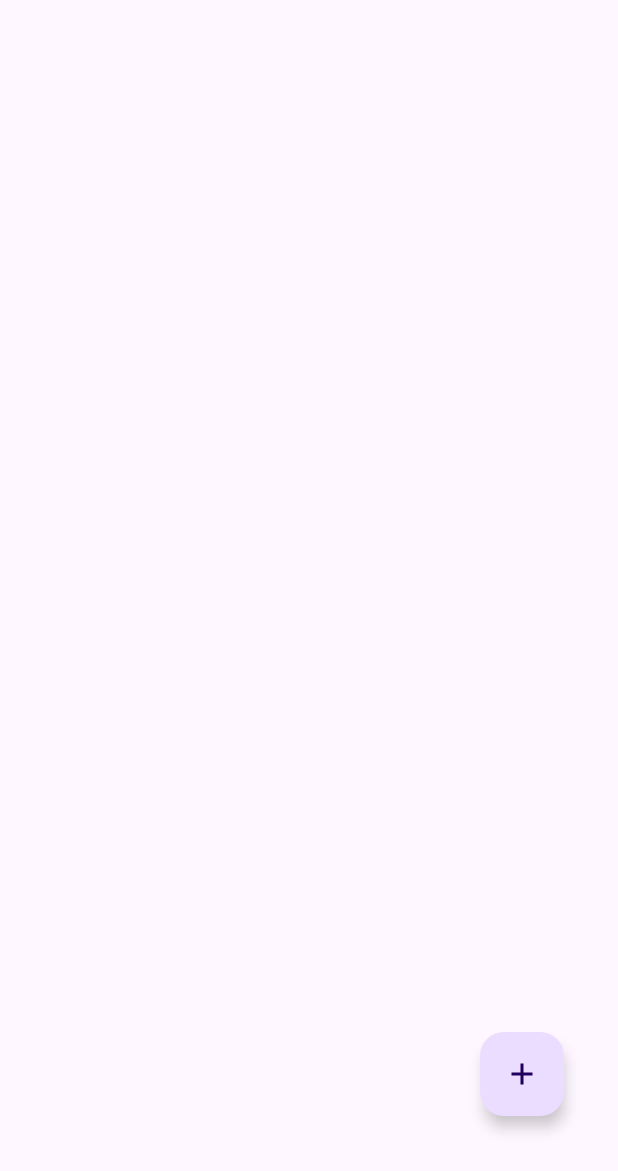
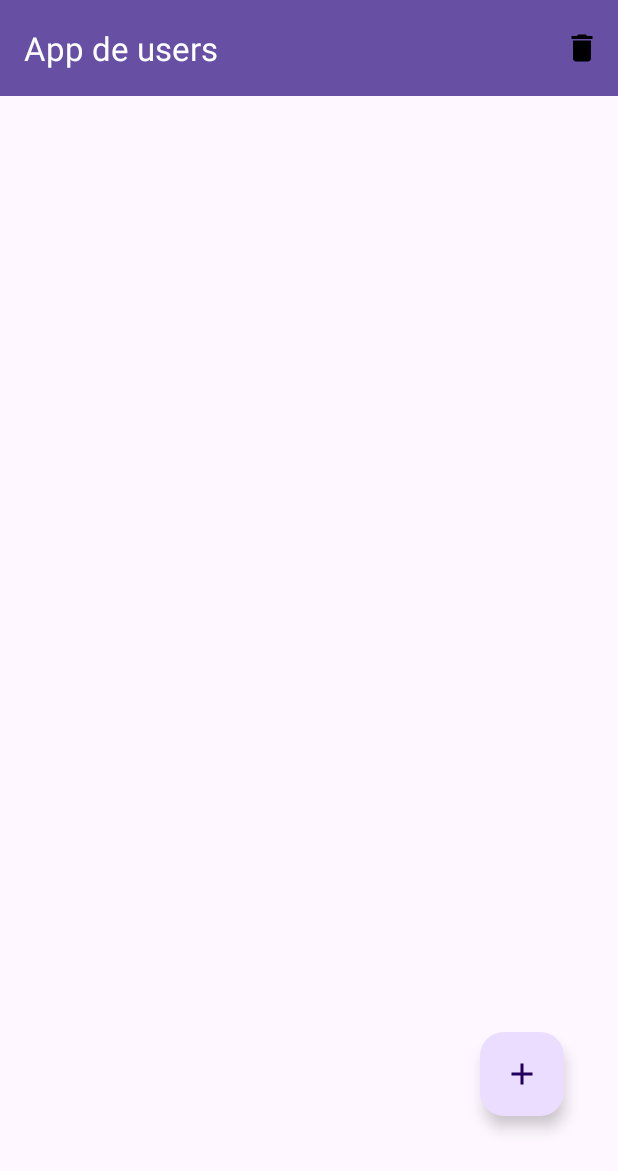
Before and after one commit to marresf10/ClassAppMovil, an Android app: the screen it shows after launch (MainActivity), on a phone screen of 412 x 824 dp. Shown: the top 1171 px of the screen. Run offline under Robolectric (Android 15) with nearby library versions, the phone set to English and light mode, and no system bars; our stand-ins replace Firebase (no records; nobody signed in at launch, a user with empty details on screens opened directly).

Commit message:
delete all users finished

```diff
--- a/app/src/main/java/com/idgs07/firebase/MainActivity.kt
+++ b/app/src/main/java/com/idgs07/firebase/MainActivity.kt
@@ -26,76 +26,51 @@ import com.idgs07.firebase.databinding.ActivityMainBinding
 
 class MainActivity : AppCompatActivity() {
 
-    lateinit var mainBinding : ActivityMainBinding
+    lateinit var mainBinding: ActivityMainBinding
 
-    //Retrieving
-    val database: FirebaseDatabase = FirebaseDatabase.getInstance()
-    val myReference: DatabaseReference = database.reference.child("MyUsers")
-
-    //Retrieving data 2
-    val userList = ArrayList<Users>()
-    lateinit var usersAdapter: UsersAdapter
+    // Firebase
+    private val database: FirebaseDatabase = FirebaseDatabase.getInstance()
+    private val myReference: DatabaseReference = database.reference.child("MyUsers")
+    private val userList = ArrayList<Users>()
+    private lateinit var usersAdapter: UsersAdapter
 
     override fun onCreate(savedInstanceState: Bundle?) {
+        super.onCreate(savedInstanceState)
         mainBinding = ActivityMainBinding.inflate(layoutInflater)
-        super.onCreate(savedInstanceState)
-        val view = mainBinding.root
-        setContentView(view)
-        enableEdgeToEdge()
+        setContentView(mainBinding.root)
 
-        mainBinding.floatingActionButton.setOnClickListener{
-            val intent  = Intent (this, AddUsersActivity::class.java)
+        //declarar toolbar
+        setSupportActionBar(mainBinding.toolbar)
+
+        mainBinding.floatingActionButton.setOnClickListener {
+            val intent = Intent(this, AddUsersActivity::class.java)
             startActivity(intent)
         }
 
         retrievingDataFromDatabase()
 
-        ItemTouchHelper(object : ItemTouchHelper.SimpleCallback(
-            0, ItemTouchHelper.LEFT or ItemTouchHelper.RIGHT
-        ) {
-            override fun onMove(
-                recyclerView: RecyclerView,
-                viewHolder: RecyclerView.ViewHolder,
-                target: RecyclerView.ViewHolder
-            ): Boolean {
-                TODO("NOT YET IMPLEMENTED")
-            }
+        ItemTouchHelper(object : ItemTouchHelper.SimpleCallback(0, ItemTouchHelper.LEFT or ItemTouchHelper.RIGHT) {
+            override fun onMove(recyclerView: RecyclerView, viewHolder: RecyclerView.ViewHolder, target: RecyclerView.ViewHolder) = false
 
             override fun onSwiped(viewHolder: RecyclerView.ViewHolder, direction: Int) {
-                //viewHolder.adapterPosition
-
                 val id = usersAdapter.getUserId(viewHolder.adapterPosition)
                 myReference.child(id).removeValue()
-                Toast.makeText(applicationContext, "The user was deleted",
-                    Toast.LENGTH_SHORT).show()
+                Toast.makeText(applicationContext, "The user was deleted", Toast.LENGTH_SHORT).show()
             }
         }).attachToRecyclerView(mainBinding.recyclerView)
-        //Finished
     }
 
-
-    fun retrievingDataFromDatabase() {
+    private fun retrievingDataFromDatabase() {
         myReference.addValueEventListener(object : ValueEventListener {
             override fun onDataChange(snapshot: DataSnapshot) {
                 userList.clear()
                 for (eachUser in snapshot.children) {
                     val user = eachUser.getValue(Users::class.java)
-                    if (user != null) {
-                        println("UserId: ${user.userId}")
-                        println("UserId: ${user.userName}")
-                        println("UserId: ${user.userAge}")
-                        println("UserId: ${user.userEmail}")
-                        println("****************************")
-
-                        //Class 2
-                        userList.add(user)
-                    }
-
-                    //Class2
-                    usersAdapter = UsersAdapter(this@MainActivity, userList)
-                    mainBinding.recyclerView.layoutManager = LinearLayoutManager(this@MainActivity)
-                    mainBinding.recyclerView.adapter = usersAdapter
+                    if (user != null) userList.add(user)
                 }
+                usersAdapter = UsersAdapter(this@MainActivity, userList)
+                mainBinding.recyclerView.layoutManager = LinearLayoutManager(this@MainActivity)
+                mainBinding.recyclerView.adapter = usersAdapter
             }
 
             override fun onCancelled(error: DatabaseError) {
@@ -110,32 +85,27 @@ class MainActivity : AppCompatActivity() {
     }
 
     override fun onOptionsItemSelected(item: MenuItem): Boolean {
-        if(item.itemId == R.id.deleteAll){
+        if (item.itemId == R.id.deleteAll) {
             showDialogMessage()
         }
         return super.onOptionsItemSelected(item)
     }
 
-    fun showDialogMessage() {
-        val dialogMessage = AlertDialog.Builder(this)
-        dialogMessage.setTitle("Delete all users")
-        dialogMessage.setMessage(
-            "If you click yes, all users will be deleted, " +
-                    "if you want to delete a specific user swipe the item you want to delete"
-        )
-        dialogMessage.setNegativeButton("Cancel") { dialogInterface, i ->
-
-        }
-        dialogMessage.setPositiveButton("Yes") { dialogInterface, i ->
-            myReference.removeValue().addOnCompleteListener { task ->
-                if (task.isSuccessful) {
-                    usersAdapter.notifyDataSetChanged()
-                    Toast.makeText(applicationContext, "All users deleted successfully", Toast.LENGTH_SHORT).show()
+    private fun showDialogMessage() {
+        AlertDialog.Builder(this)
+            .setTitle("Delete all users")
+            .setMessage("If you click yes, all users will be deleted. If you want to delete a specific user, swipe the item.")
+            .setNegativeButton("Cancel", null)
+            .setPositiveButton("Yes") { _, _ ->
+                myReference.removeValue().addOnCompleteListener { task ->
+                    if (task.isSuccessful) {
+                        usersAdapter.notifyDataSetChanged()
+                        Toast.makeText(applicationContext, "All users deleted successfully", Toast.LENGTH_SHORT).show()
+                    }
                 }
             }
-        }
-        dialogMessage.create().show()
+            .create()
+            .show()
     }
 
-
 }
--- a/app/src/main/res/layout/activity_main.xml
+++ b/app/src/main/res/layout/activity_main.xml
@@ -7,14 +7,26 @@
     android:layout_height="match_parent"
     tools:context=".MainActivity">
 
+    <androidx.appcompat.widget.Toolbar
+        android:id="@+id/toolbar"
+        android:layout_width="0dp"
+        android:layout_height="?attr/actionBarSize"
+        android:background="?attr/colorPrimary"
+        android:theme="@style/ThemeOverlay.AppCompat.Dark.ActionBar"
+        app:layout_constraintTop_toTopOf="parent"
+        app:layout_constraintStart_toStartOf="parent"
+        app:layout_constraintEnd_toEndOf="parent"
+        app:title="App de users"
+        app:titleTextColor="@android:color/white" />
+
     <androidx.recyclerview.widget.RecyclerView
         android:id="@+id/recyclerView"
-        android:layout_width="match_parent"
-        android:layout_height="match_parent"
+        android:layout_width="0dp"
+        android:layout_height="0dp"
+        app:layout_constraintTop_toBottomOf="@id/toolbar"
         app:layout_constraintBottom_toBottomOf="parent"
         app:layout_constraintEnd_toEndOf="parent"
         app:layout_constraintStart_toStartOf="parent"
-        app:layout_constraintTop_toTopOf="parent"
         tools:listitem="@layout/users_item" />
 
     <com.google.android.material.floatingactionbutton.FloatingActionButton
--- a/app/src/main/res/layout/users_item.xml
+++ b/app/src/main/res/layout/users_item.xml
@@ -3,7 +3,7 @@
     android:id="@+id/linearLayout"
     android:orientation="vertical"
     android:layout_width="match_parent"
-    android:layout_height="match_parent">
+    android:layout_height="250dp">
 
     <TextView
         android:id="@+id/textViewName"
```
